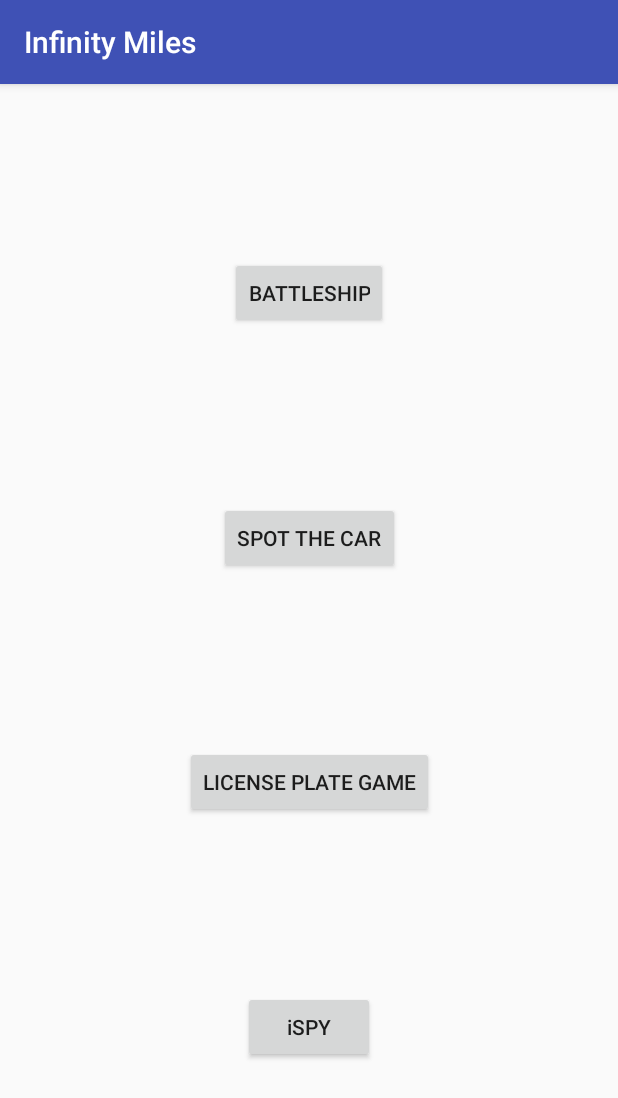
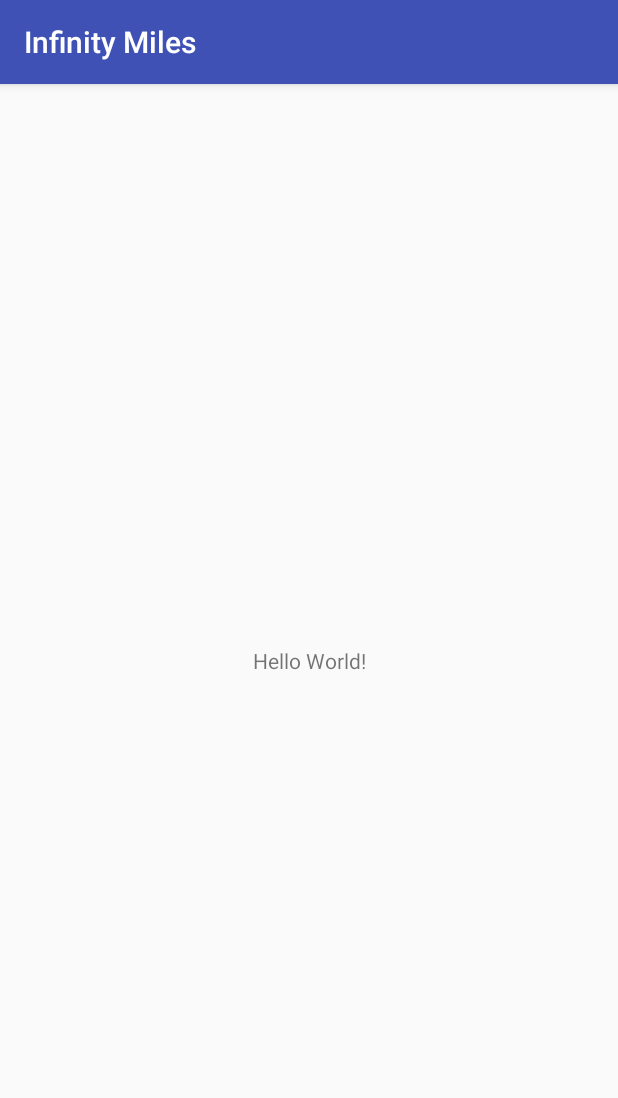
Before and after one commit to aawhitfield/InfinityMiles, an Android app: the screen it shows after launch (MainActivity), on a phone screen of 412 x 824 dp. Shown: the top 1098 px of the screen. Run offline under Robolectric (Android 15) with nearby library versions, the phone set to English and light mode, and no system bars.

Commit message:
Revert "main menu"
This reverts commit eff088f7285de368f8899d86a2ff2e481060d4d7.

```diff
--- a/app/src/main/AndroidManifest.xml
+++ b/app/src/main/AndroidManifest.xml
@@ -16,7 +16,6 @@
                 <category android:name="android.intent.category.LAUNCHER" />
             </intent-filter>
         </activity>
-        <activity android:name=".BattleshipActivity"></activity>
     </application>
 
 </manifest>
--- a/app/src/main/java/com/infinitylabs/infinitymiles/BattleshipActivity.java
+++ /dev/null
@@ -1,13 +0,0 @@
-package com.infinitylabs.infinitymiles;
-
-import android.support.v7.app.AppCompatActivity;
-import android.os.Bundle;
-
-public class BattleshipActivity extends AppCompatActivity {
-
-    @Override
-    protected void onCreate(Bundle savedInstanceState) {
-        super.onCreate(savedInstanceState);
-        setContentView(R.layout.activity_battleship);
-    }
-}
--- a/app/src/main/java/com/infinitylabs/infinitymiles/MainActivity.java
+++ b/app/src/main/java/com/infinitylabs/infinitymiles/MainActivity.java
@@ -1,17 +1,9 @@
 package com.infinitylabs.infinitymiles;
 
-import android.content.Intent;
 import android.support.v7.app.AppCompatActivity;
 import android.os.Bundle;
-import android.view.View;
 
 public class MainActivity extends AppCompatActivity {
-
-    public void playBattleship(View view)
-    {
-        Intent battleshipIntent = new Intent(this, BattleshipActivity.class);
-        startActivity(battleshipIntent);
-    }
 
     @Override
     protected void onCreate(Bundle savedInstanceState) {
--- a/app/src/main/res/layout/activity_battleship.xml
+++ /dev/null
@@ -1,9 +0,0 @@
-<?xml version="1.0" encoding="utf-8"?>
-<android.support.constraint.ConstraintLayout xmlns:android="http://schemas.android.com/apk/res/android"
-    xmlns:app="http://schemas.android.com/apk/res-auto"
-    xmlns:tools="http://schemas.android.com/tools"
-    android:layout_width="match_parent"
-    android:layout_height="match_parent"
-    tools:context="com.infinitylabs.infinitymiles.BattleshipActivity">
-
-</android.support.constraint.ConstraintLayout>
--- a/app/src/main/res/layout/activity_main.xml
+++ b/app/src/main/res/layout/activity_main.xml
@@ -6,50 +6,13 @@
     android:layout_height="match_parent"
     tools:context="com.infinitylabs.infinitymiles.MainActivity">
 
-    <Button
-        android:id="@+id/BattleshipButton"
+    <TextView
         android:layout_width="wrap_content"
         android:layout_height="wrap_content"
-        android:onClick="playBattleship"
-        android:text="@string/buttonBattleship"
-        app:layout_constraintBottom_toTopOf="@+id/SpotTheCarButton"
-        app:layout_constraintEnd_toEndOf="parent"
-        app:layout_constraintHorizontal_bias="0.5"
-        app:layout_constraintStart_toStartOf="parent"
+        android:text="Hello World!"
+        app:layout_constraintBottom_toBottomOf="parent"
+        app:layout_constraintLeft_toLeftOf="parent"
+        app:layout_constraintRight_toRightOf="parent"
         app:layout_constraintTop_toTopOf="parent" />
 
-    <Button
-        android:id="@+id/LicensePlateButton"
-        android:layout_width="wrap_content"
-        android:layout_height="wrap_content"
-        android:text="@string/buttonLicensePlate"
-        app:layout_constraintBottom_toTopOf="@+id/iSpyButton"
-        app:layout_constraintEnd_toEndOf="parent"
-        app:layout_constraintHorizontal_bias="0.5"
-        app:layout_constraintStart_toStartOf="parent"
-        app:layout_constraintTop_toBottomOf="@+id/SpotTheCarButton" />
-
-    <Button
-        android:id="@+id/SpotTheCarButton"
-        android:layout_width="wrap_content"
-        android:layout_height="wrap_content"
-        android:text="@string/buttonSpotTheCar"
-        app:layout_constraintBottom_toTopOf="@+id/LicensePlateButton"
-        app:layout_constraintEnd_toEndOf="parent"
-        app:layout_constraintHorizontal_bias="0.5"
-        app:layout_constraintStart_toStartOf="parent"
-        app:layout_constraintTop_toBottomOf="@+id/BattleshipButton" />
-
-    <Button
-        android:id="@+id/iSpyButton"
-        android:layout_width="wrap_content"
-        android:layout_height="wrap_content"
-        android:text="@string/buttoniSpy"
-        android:textAppearance="@style/TextAppearance.AppCompat.Body2"
-        app:layout_constraintBottom_toBottomOf="parent"
-        app:layout_constraintEnd_toEndOf="parent"
-        app:layout_constraintHorizontal_bias="0.5"
-        app:layout_constraintStart_toStartOf="parent"
-        app:layout_constraintTop_toBottomOf="@+id/LicensePlateButton" />
-
 </android.support.constraint.ConstraintLayout>
--- a/app/src/main/res/values/strings.xml
+++ b/app/src/main/res/values/strings.xml
@@ -1,7 +1,3 @@
 <resources>
     <string name="app_name">Infinity Miles</string>
-    <string name="buttonBattleship">Battleship</string>
-    <string name="buttoniSpy">iSPY</string>
-    <string name="buttonSpotTheCar">Spot the Car</string>
-    <string name="buttonLicensePlate">License Plate Game</string>
 </resources>
```
